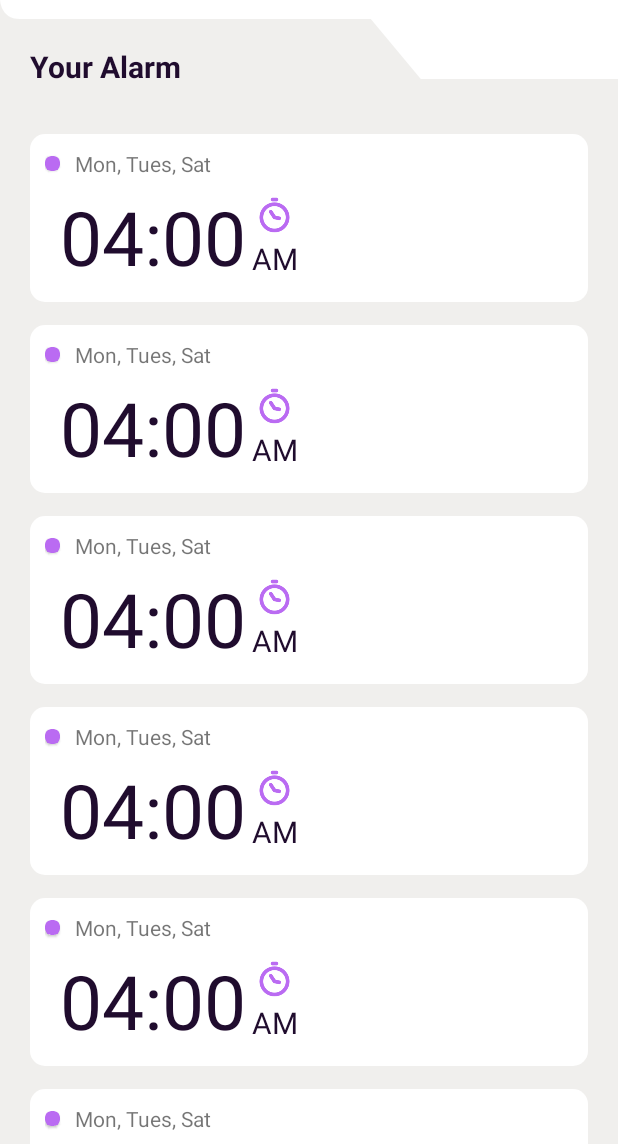
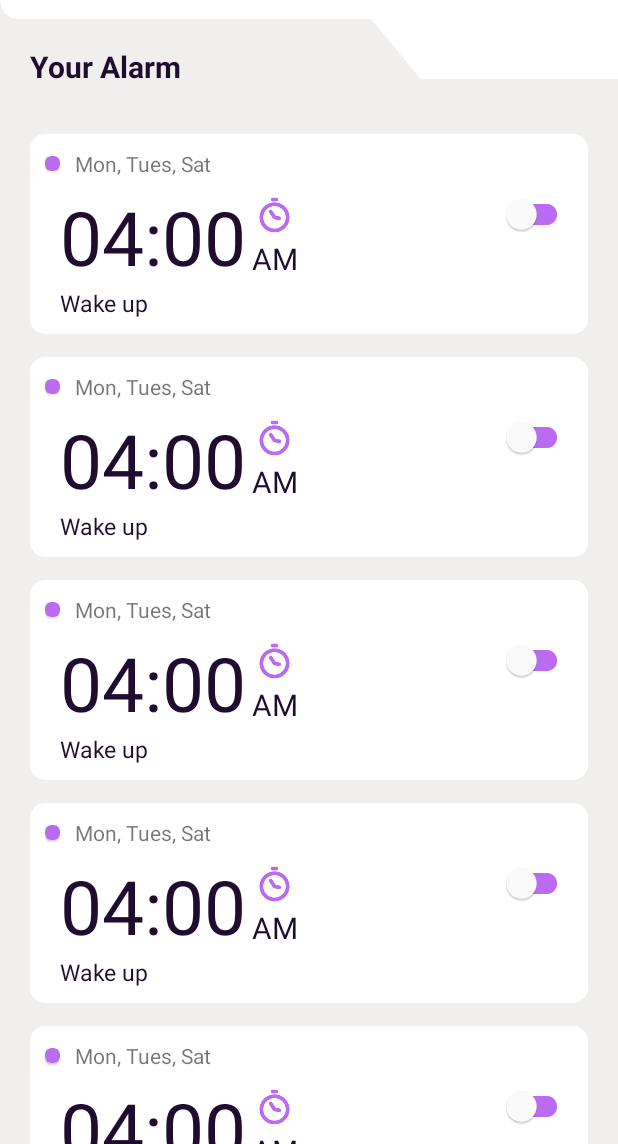
Before and after one commit to Abu-muhab/smart_alarm, an Android app: the screen it shows after launch (MainActivity), on a phone screen of 412 x 824 dp, the part 92-1236 px from its top. Run offline under Robolectric (Android 15) with nearby library versions, the light colour scheme and no system bars; our stand-ins replace data binding.

Commit message:
alarm tile switch

```diff
--- a/app/src/main/res/layout/alarm_list_item.xml
+++ b/app/src/main/res/layout/alarm_list_item.xml
@@ -59,5 +59,23 @@
             android:textSize="20sp"
             app:layout_constraintBottom_toBottomOf="@+id/textView3"
             app:layout_constraintStart_toEndOf="@+id/textView3" />
+
+        <TextView
+            android:layout_width="wrap_content"
+            android:layout_height="wrap_content"
+            android:text="Wake up"
+            android:textSize="15sp"
+            android:textColor="@color/primaryColorDark"
+            app:layout_constraintStart_toStartOf="@+id/textView3"
+            app:layout_constraintTop_toBottomOf="@+id/textView3" />
+
+        <com.google.android.material.switchmaterial.SwitchMaterial
+            android:layout_width="wrap_content"
+            android:layout_height="wrap_content"
+            app:thumbTint="@color/white"
+            app:trackTint="@color/primaryColorLight"
+            android:theme="@style/Theme.SmartAlarm"
+            app:layout_constraintEnd_toEndOf="parent"
+            app:layout_constraintTop_toBottomOf="@+id/textView"/>
     </androidx.constraintlayout.widget.ConstraintLayout>
 </layout>
--- a/app/src/main/res/values/themes.xml
+++ b/app/src/main/res/values/themes.xml
@@ -5,6 +5,7 @@
         <item name="colorPrimary">@color/purple_500</item>
         <item name="colorPrimaryVariant">@color/purple_700</item>
         <item name="colorOnPrimary">@color/white</item>
+
         <!-- Secondary brand color. -->
         <item name="colorSecondary">@color/teal_200</item>
         <item name="colorSecondaryVariant">@color/teal_700</item>
```
